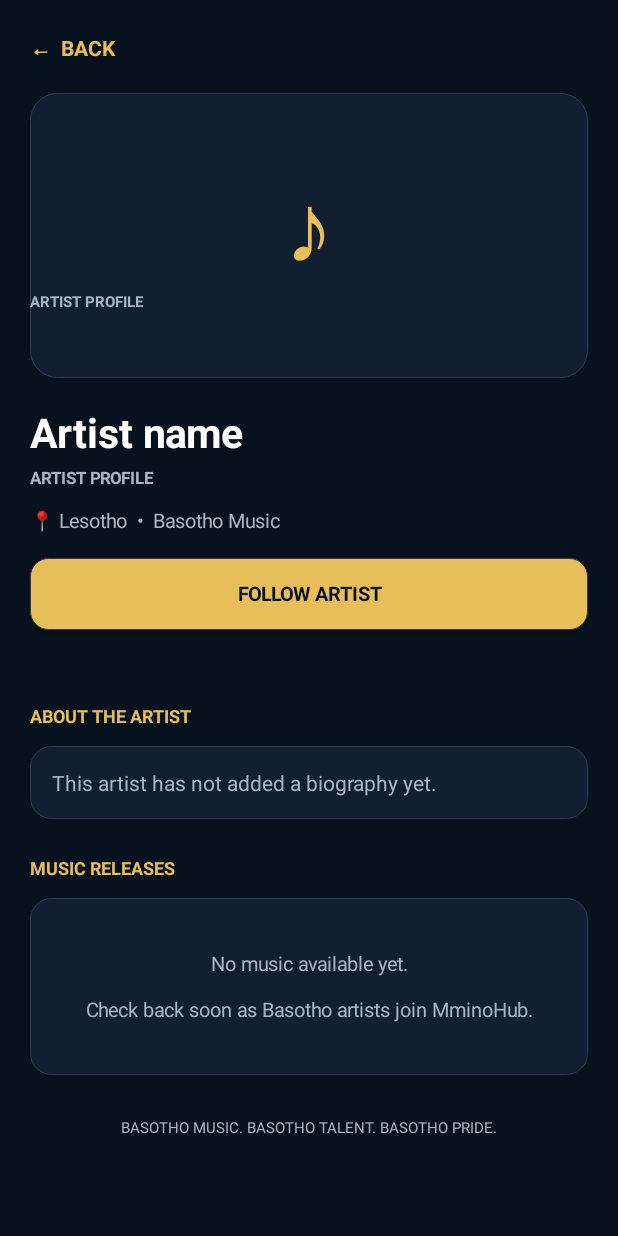
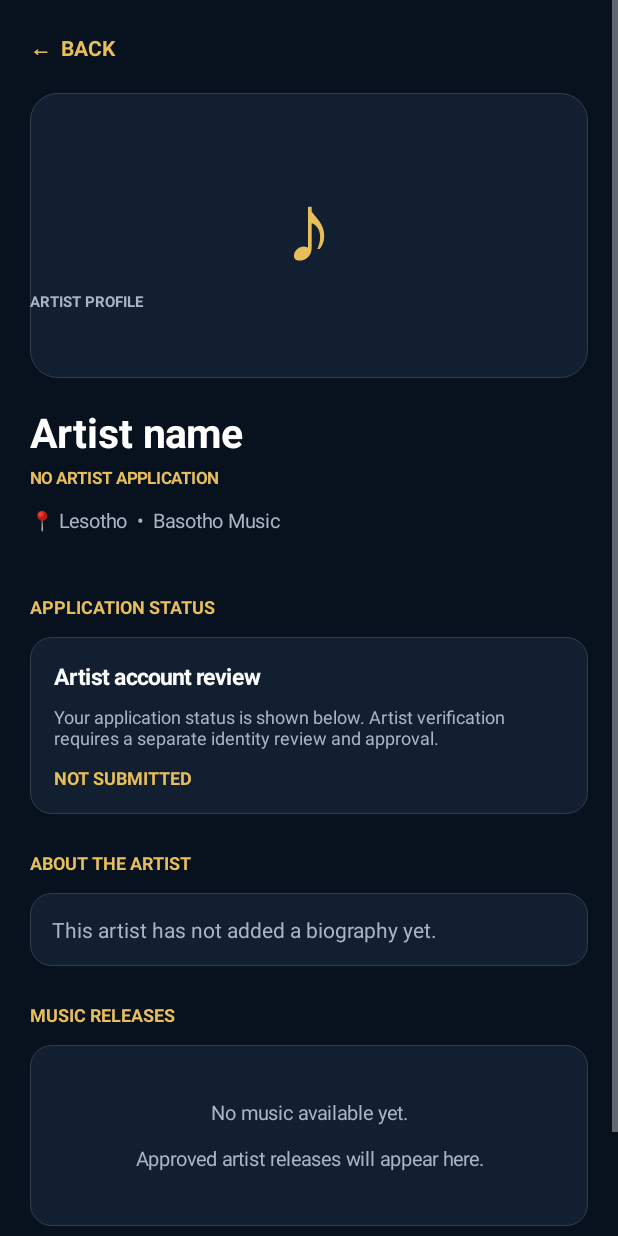
Before and after one commit to thabisokhutlane26-oss/MminoHub, an Android app: the ArtistProfileActivity screen opened directly, with no data from a screen before it, on a phone screen of 412 x 824 dp. Run offline under Robolectric (Android 15) with nearby library versions, the phone set to English and light mode, and no system bars; our stand-ins replace Firebase (no records; nobody signed in at launch, a user with empty details on screens opened directly).

Commit message:
Update ArtistProfileActivity.java

```diff
--- a/app/src/main/java/com/mminohub/app/ArtistProfileActivity.java
+++ b/app/src/main/java/com/mminohub/app/ArtistProfileActivity.java
@@ -1,3 +1,4 @@
+
 package com.mminohub.app;
 
 import android.app.Activity;
@@ -6,10 +7,13 @@ import android.graphics.Color;
 import android.graphics.Typeface;
 import android.graphics.drawable.GradientDrawable;
 import android.view.Gravity;
-import android.widget.Button;
 import android.widget.LinearLayout;
 import android.widget.ScrollView;
 import android.widget.TextView;
+
+import com.google.firebase.auth.FirebaseAuth;
+import com.google.firebase.auth.FirebaseUser;
+import com.google.firebase.firestore.FirebaseFirestore;
 
 public class ArtistProfileActivity extends Activity {
 
@@ -18,6 +22,22 @@ public class ArtistProfileActivity extends Activity {
     private final int GOLD = Color.rgb(232, 190, 91);
     private final int WHITE = Color.WHITE;
     private final int MUTED = Color.rgb(170, 181, 195);
+
+    private TextView nameView;
+    private TextView statusView;
+    private TextView locationView;
+    private TextView bioView;
+    private TextView genreView;
+
+    private FirebaseAuth auth;
+    private FirebaseFirestore firestore;
+
+    private String artistName = "Artist name";
+    private String district = "Lesotho";
+    private String genre = "Basotho Music";
+    private String biography =
+            "This artist has not added a biography yet.";
+    private String applicationStatus = "Not submitted";
 
     private int dp(float value) {
         return (int) (value * getResources()
@@ -28,13 +48,13 @@ public class ArtistProfileActivity extends Activity {
     protected void onCreate(Bundle savedInstanceState) {
         super.onCreate(savedInstanceState);
 
-        String artistName = getIntent().getStringExtra("artist_name");
-        String district = getIntent().getStringExtra("artist_district");
-        String genre = getIntent().getStringExtra("artist_genre");
-        String biography = getIntent().getStringExtra("artist_biography");
-        boolean verified = getIntent().getBooleanExtra(
-                "artist_verified", false
-        );
+        auth = FirebaseAuth.getInstance();
+        firestore = FirebaseFirestore.getInstance();
+
+        artistName = getIntent().getStringExtra("artist_name");
+        district = getIntent().getStringExtra("artist_district");
+        genre = getIntent().getStringExtra("artist_genre");
+        biography = getIntent().getStringExtra("artist_biography");
 
         if (artistName == null || artistName.trim().isEmpty()) {
             artistName = "Artist name";
@@ -51,6 +71,12 @@ public class ArtistProfileActivity extends Activity {
         if (biography == null || biography.trim().isEmpty()) {
             biography = "This artist has not added a biography yet.";
         }
+
+        buildScreen();
+        loadArtistApplication();
+    }
+
+    private void buildScreen() {
 
         ScrollView scroll = new ScrollView(this);
         scroll.setFillViewport(true);
@@ -70,85 +96,93 @@ public class ArtistProfileActivity extends Activity {
         back.setOnClickListener(v -> finish());
         root.addView(back);
 
-        addCover(root, artistName);
+        addCover(root);
 
-        TextView name = new TextView(this);
-        name.setText(artistName);
-        name.setTextColor(WHITE);
-        name.setTextSize(27);
-        name.setTypeface(null, Typeface.BOLD);
-        name.setPadding(0, dp(18), 0, dp(5));
-        root.addView(name);
+        nameView = new TextView(this);
+        nameView.setText(artistName);
+        nameView.setTextColor(WHITE);
+        nameView.setTextSize(27);
+        nameView.setTypeface(null, Typeface.BOLD);
+        nameView.setPadding(0, dp(18), 0, dp(5));
+        root.addView(nameView);
 
-        TextView verification = new TextView(this);
-        verification.setText(
-                verified ? "✓ VERIFIED ARTIST" : "ARTIST PROFILE"
+        statusView = new TextView(this);
+        statusView.setText("ARTIST PROFILE");
+        statusView.setTextColor(GOLD);
+        statusView.setTextSize(11);
+        statusView.setTypeface(null, Typeface.BOLD);
+        root.addView(statusView);
+
+        locationView = new TextView(this);
+        locationView.setText("📍 " + district + "  •  " + genre);
+        locationView.setTextColor(MUTED);
+        locationView.setTextSize(13);
+        locationView.setPadding(0, dp(12), 0, dp(16));
+        root.addView(locationView);
+
+        addSection(root, "APPLICATION STATUS");
+
+        LinearLayout statusCard = createCard();
+
+        TextView statusTitle = new TextView(this);
+        statusTitle.setText("Artist account review");
+        statusTitle.setTextColor(WHITE);
+        statusTitle.setTextSize(15);
+        statusTitle.setTypeface(null, Typeface.BOLD);
+        statusCard.addView(statusTitle);
+
+        TextView statusDescription = new TextView(this);
+        statusDescription.setText(
+                "Your application status is shown below. " +
+                "Artist verification requires a separate identity " +
+                "review and approval."
         );
-        verification.setTextColor(verified ? GOLD : MUTED);
-        verification.setTextSize(11);
-        verification.setTypeface(null, Typeface.BOLD);
-        root.addView(verification);
+        statusDescription.setTextColor(MUTED);
+        statusDescription.setTextSize(12);
+        statusDescription.setPadding(0, dp(8), 0, dp(10));
+        statusCard.addView(statusDescription);
 
-        TextView location = new TextView(this);
-        location.setText("📍 " + district + "  •  " + genre);
-        location.setTextColor(MUTED);
-        location.setTextSize(13);
-        location.setPadding(0, dp(12), 0, dp(16));
-        root.addView(location);
+        TextView applicationState = new TextView(this);
+        applicationState.setText(applicationStatus.toUpperCase());
+        applicationState.setTextColor(GOLD);
+        applicationState.setTextSize(12);
+        applicationState.setTypeface(null, Typeface.BOLD);
+        statusCard.addView(applicationState);
 
-        Button follow = new Button(this);
-        follow.setText("FOLLOW ARTIST");
-        follow.setTextColor(BG);
-        follow.setTextSize(13);
-        follow.setTypeface(null, Typeface.BOLD);
-        follow.setBackground(background(GOLD, 12));
-
-        LinearLayout.LayoutParams followParams =
-                new LinearLayout.LayoutParams(-1, dp(48));
-        followParams.bottomMargin = dp(25);
-        root.addView(follow, followParams);
-
-        follow.setOnClickListener(v ->
-                android.widget.Toast.makeText(
-                        this,
-                        "Artist following will be connected later.",
-                        android.widget.Toast.LENGTH_SHORT
-                ).show()
-        );
+        root.addView(statusCard);
 
         addSection(root, "ABOUT THE ARTIST");
 
-        TextView bio = new TextView(this);
-        bio.setText(biography);
-        bio.setTextColor(MUTED);
-        bio.setTextSize(14);
-        bio.setLineSpacing(dp(4), 1f);
-        bio.setPadding(dp(15), dp(15), dp(15), dp(15));
-        bio.setBackground(background(CARD, 14));
-        root.addView(bio);
+        bioView = new TextView(this);
+        bioView.setText(biography);
+        bioView.setTextColor(MUTED);
+        bioView.setTextSize(14);
+        bioView.setLineSpacing(dp(4), 1f);
+        bioView.setPadding(dp(15), dp(15), dp(15), dp(15));
+        bioView.setBackground(background(CARD, 14));
+        root.addView(bioView);
 
         addSection(root, "MUSIC RELEASES");
 
-        LinearLayout releases = new LinearLayout(this);
-        releases.setOrientation(LinearLayout.VERTICAL);
-        releases.setPadding(dp(16), dp(20), dp(16), dp(20));
-        releases.setBackground(background(CARD, 14));
+        LinearLayout releases = createCard();
 
         TextView empty = new TextView(this);
         empty.setText(
                 "No music available yet.\n\n" +
-                "Check back soon as Basotho artists join MminoHub."
+                "Approved artist releases will appear here."
         );
         empty.setTextColor(MUTED);
         empty.setTextSize(13);
         empty.setGravity(Gravity.CENTER);
-        empty.setPadding(dp(10), dp(15), dp(10), dp(15));
+        empty.setPadding(dp(10), dp(20), dp(10), dp(20));
         releases.addView(empty);
 
         root.addView(releases);
 
         TextView footer = new TextView(this);
-        footer.setText("BASOTHO MUSIC. BASOTHO TALENT. BASOTHO PRIDE.");
+        footer.setText(
+                "BASOTHO MUSIC. BASOTHO TALENT. BASOTHO PRIDE."
+        );
         footer.setTextColor(MUTED);
         footer.setTextSize(10);
         footer.setGravity(Gravity.CENTER);
@@ -158,7 +192,102 @@ public class ArtistProfileActivity extends Activity {
         setContentView(scroll);
     }
 
-    private void addCover(LinearLayout parent, String artistName) {
+    private void loadArtistApplication() {
+
+        FirebaseUser user = auth.getCurrentUser();
+
+        if (user == null) {
+            statusView.setText("SIGN IN REQUIRED");
+            return;
+        }
+
+        firestore.collection("artistApplications")
+                .document(user.getUid())
+                .get()
+                .addOnSuccessListener(document -> {
+
+                    if (isFinishing()) return;
+
+                    if (!document.exists()) {
+                        statusView.setText("NO ARTIST APPLICATION");
+                        return;
+                    }
+
+                    String savedName =
+                            document.getString("artistName");
+
+                    String savedDistrict =
+                            document.getString("district");
+
+                    String savedGenre =
+                            document.getString("genre");
+
+                    String savedBiography =
+                            document.getString("biography");
+
+                    String savedStatus =
+                            document.getString("status");
+
+                    if (savedName != null &&
+                            !savedName.trim().isEmpty()) {
+                        artistName = savedName;
+                    }
+
+                    if (savedDistrict != null) {
+                        district = savedDistrict;
+                    }
+
+                    if (savedGenre != null) {
+                        genre = savedGenre;
+                    }
+
+                    if (savedBiography != null) {
+                        biography = savedBiography;
+                    }
+
+                    if (savedStatus != null) {
+                        applicationStatus = savedStatus;
+                    }
+
+                    updateProfileDisplay();
+                })
+                .addOnFailureListener(error -> {
+                    android.util.Log.e(
+                            "MminoHub",
+                            "Artist application loading failed",
+                            error
+                    );
+
+                    statusView.setText("APPLICATION UNAVAILABLE");
+                });
+    }
+
+    private void updateProfileDisplay() {
+
+        nameView.setText(artistName);
+
+        locationView.setText(
+                "📍 " + district + "  •  " + genre
+        );
+
+        bioView.setText(biography);
+
+        String status = applicationStatus.toLowerCase();
+
+        if (status.equals("approved")) {
+            statusView.setText("✓ APPROVED ARTIST");
+            statusView.setTextColor(GOLD);
+        } else if (status.equals("rejected")) {
+            statusView.setText("APPLICATION NOT APPROVED");
+            statusView.setTextColor(MUTED);
+        } else {
+            statusView.setText("ARTIST PROFILE • PENDING REVIEW");
+            statusView.setTextColor(GOLD);
+        }
+    }
+
+    private void addCover(LinearLayout parent) {
+
         LinearLayout cover = new LinearLayout(this);
         cover.setGravity(Gravity.CENTER);
         cover.setOrientation(LinearLayout.VERTICAL);
@@ -180,10 +309,14 @@ public class ArtistProfileActivity extends Activity {
 
         LinearLayout.LayoutParams params =
                 new LinearLayout.LayoutParams(-1, dp(190));
+
         parent.addView(cover, params);
     }
 
-    private void addSection(LinearLayout parent, String text) {
+    private void addSection(
+            LinearLayout parent,
+            String text
+    ) {
         TextView section = new TextView(this);
         section.setText(text);
         section.setTextColor(GOLD);
@@ -192,12 +325,25 @@ public class ArtistProfileActivity extends Activity {
 
         LinearLayout.LayoutParams params =
                 new LinearLayout.LayoutParams(-1, -2);
+
         params.topMargin = dp(24);
         params.bottomMargin = dp(12);
+
         parent.addView(section, params);
     }
 
-    private GradientDrawable background(int color, int radius) {
+    private LinearLayout createCard() {
+        LinearLayout card = new LinearLayout(this);
+        card.setOrientation(LinearLayout.VERTICAL);
+        card.setPadding(dp(16), dp(16), dp(16), dp(16));
+        card.setBackground(background(CARD, 14));
+        return card;
+    }
+
+    private GradientDrawable background(
+            int color,
+            int radius
+    ) {
         GradientDrawable drawable = new GradientDrawable();
         drawable.setColor(color);
         drawable.setCornerRadius(dp(radius));
```
